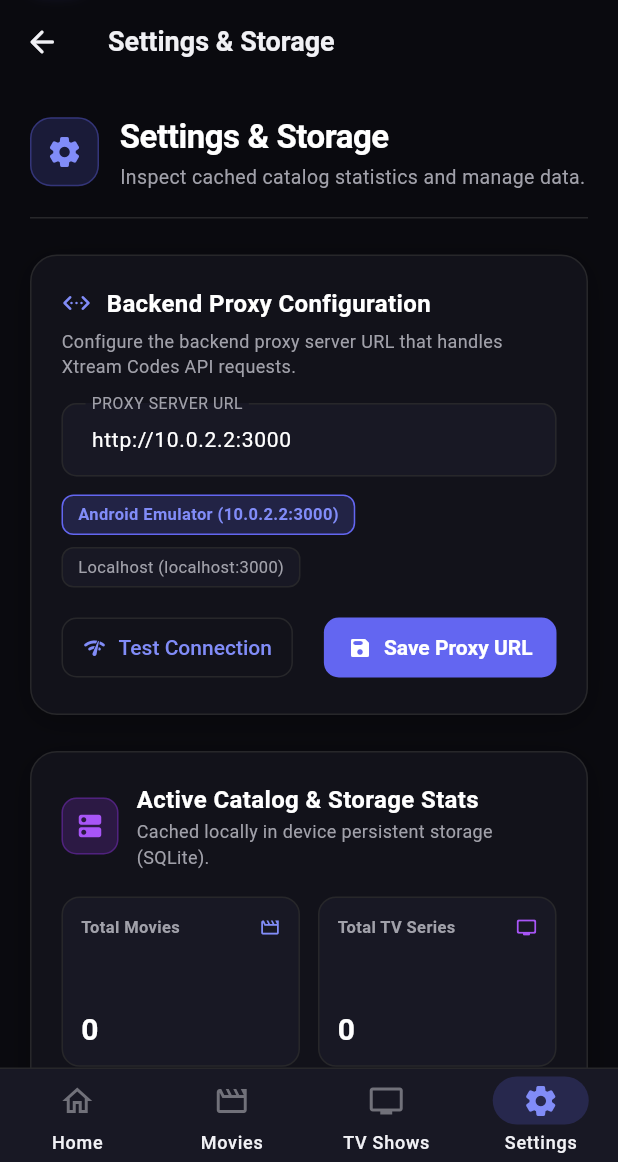
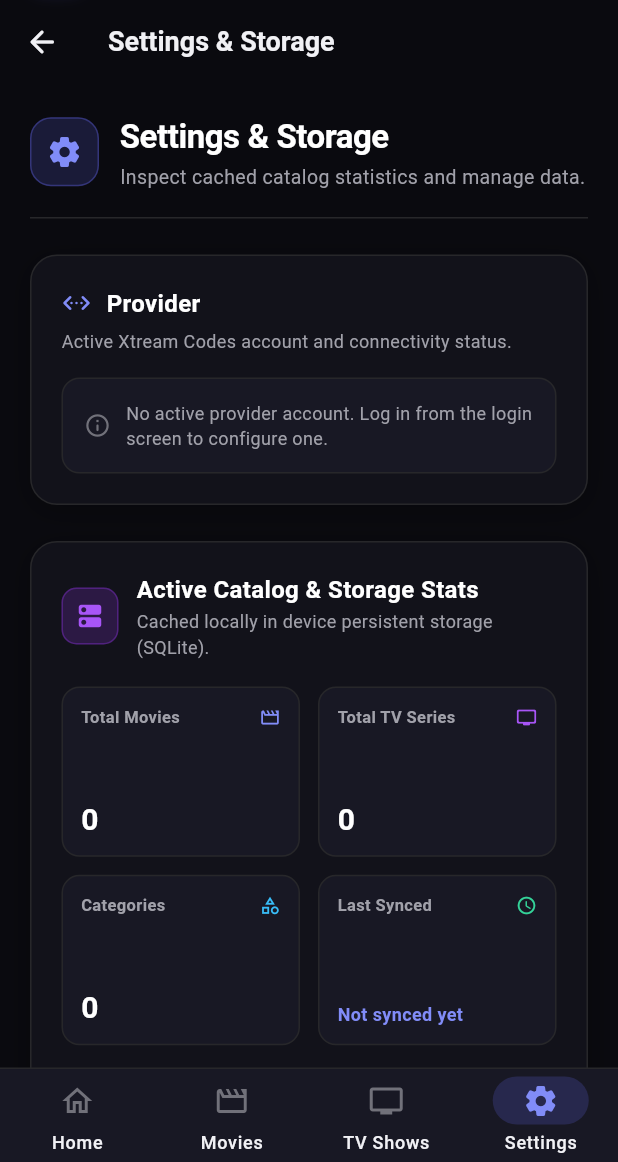
Before and after one commit to rmaynar/vod-downloader-app, a Flutter app: the SettingsScreen screen opened by its route, after a tap on the "tv" icon, after a tap on the "settings" icon, on a phone screen of 412 x 824 dp, the part 74-1236 px from its top. Run offline on Flutter 3.47's test engine with Material 3 defaults, Android fonts, the phone set to English and light mode, and no system bars; our stand-ins replace cached_network_image, dio, flutter_riverpod, go_router, shared_preferences, sqflite; accounts and stored records are empty.

Commit message:
Replace the backend proxy settings card with a provider card
The settings screen still offered a backend proxy URL field with test and
save buttons, pointing at a server that no longer exists.

It now shows the active Xtream account read-only - name, server, username
- with a Test Connection button that authenticates against the provider
and reports account health: status, expiry, max connections, and whether
the account is a trial. Editing credentials stays on the login screen,
since changing them is a re-login.

Credential failures and unreachable-server failures are styled and worded
differently, because they need different things from the user.

Co-Authored-By: Claude Opus 5 <noreply@anthropic.com>
Claude-Session: https://claude.ai/code/session_014HhBx8w3AoH7PBaeR4LLN2

```diff
--- a/lib/features/settings/presentation/settings_screen.dart
+++ b/lib/features/settings/presentation/settings_screen.dart
@@ -3,8 +3,10 @@ import 'package:flutter/material.dart';
 import 'package:flutter_riverpod/flutter_riverpod.dart';
 import 'package:go_router/go_router.dart';
 import 'package:intl/intl.dart';
+import '../../../core/models/account.dart';
 import '../../../core/models/catalog_stats.dart';
-import '../../../core/providers/backend_config_provider.dart';
+import '../../../core/network/xtream_client.dart';
+import '../../../core/providers/xtream_provider.dart';
 import '../../catalog/providers/catalog_provider.dart';
 import '../../../core/theme/app_colors.dart';
 
@@ -17,19 +19,17 @@ class SettingsScreen extends ConsumerStatefulWidget {
 
 class _SettingsScreenState extends ConsumerState<SettingsScreen>
     with SingleTickerProviderStateMixin {
-  late final TextEditingController _proxyUrlController;
   late final AnimationController _spinController;
 
   bool _isTestingConnection = false;
   bool? _connectionSuccess;
   String? _connectionMessage;
+  bool _connectionIsAuthFailure = false;
+  XtreamUserInfo? _connectionUserInfo;
 
   @override
   void initState() {
     super.initState();
-    final currentProxy = ref.read(backendProxyUrlProvider);
-    _proxyUrlController = TextEditingController(text: currentProxy);
-
     _spinController = AnimationController(
       vsync: this,
       duration: const Duration(seconds: 1),
@@ -38,47 +38,62 @@ class _SettingsScreenState extends ConsumerState<SettingsScreen>
 
   @override
   void dispose() {
-    _proxyUrlController.dispose();
     _spinController.dispose();
     super.dispose();
   }
 
+  /// The Xtream client throws distinct, human-readable messages for rejected
+  /// credentials / inactive accounts (see [XtreamClient.authenticate]) versus
+  /// everything else (timeouts, DNS failures, unreachable host, malformed
+  /// response). Matching on those known messages lets the UI tell the user
+  /// "fix your username/password" apart from "check your network", which
+  /// call for different next steps.
+  bool _isCredentialFailure(XtreamException error) {
+    final message = error.message.toLowerCase();
+    return message.contains('invalid xtream username or password') ||
+        message.contains('account is not active');
+  }
+
   Future<void> _handleTestConnection() async {
+    final client = ref.read(xtreamClientProvider);
+    if (client == null) return;
+
     setState(() {
       _isTestingConnection = true;
       _connectionSuccess = null;
       _connectionMessage = null;
+      _connectionUserInfo = null;
+      _connectionIsAuthFailure = false;
     });
 
-    final targetUrl = _proxyUrlController.text.trim();
-    final api = ref.read(apiClientProvider);
-    final ok = await api.testConnection(customUrl: targetUrl);
-
+    try {
+      final userInfo = await client.authenticate();
       if (mounted) {
         setState(() {
           _isTestingConnection = false;
-        _connectionSuccess = ok;
-        _connectionMessage = ok
-            ? 'Connected successfully to backend proxy'
-            : 'Could not reach backend proxy at $targetUrl';
+          _connectionSuccess = true;
+          _connectionMessage = 'Connected successfully to the Xtream provider';
+          _connectionUserInfo = userInfo;
         });
       }
+    } on XtreamException catch (e) {
+      if (mounted) {
+        setState(() {
+          _isTestingConnection = false;
+          _connectionSuccess = false;
+          _connectionMessage = e.message;
+          _connectionIsAuthFailure = _isCredentialFailure(e);
+        });
       }
-
-  Future<void> _handleSaveProxy() async {
-    final newUrl = _proxyUrlController.text.trim();
-    if (newUrl.isEmpty) return;
-
-    await ref.read(backendProxyUrlProvider.notifier).setProxyUrl(newUrl);
-
+    } catch (e) {
       if (mounted) {
-      ScaffoldMessenger.of(context).showSnackBar(
-        const SnackBar(
-          content: Text('Backend proxy configuration saved'),
-          backgroundColor: AppColors.success,
-          behavior: SnackBarBehavior.floating,
-        ),
-      );
+        setState(() {
+          _isTestingConnection = false;
+          _connectionSuccess = false;
+          _connectionMessage = 'Unexpected error: $e';
+          _connectionIsAuthFailure = false;
+        });
+      }
     }
   }
 
@@ -230,8 +245,8 @@ class _SettingsScreenState extends ConsumerState<SettingsScreen>
                   _buildPageHeader(),
                   const SizedBox(height: 24),
 
-                  // Backend Configuration Card
-                  _buildBackendConfigCard(),
+                  // Provider Card
+                  _buildProviderCard(currentAccount),
                   const SizedBox(height: 24),
 
                   // Active Catalog & Storage Stats Card
@@ -310,7 +325,7 @@ class _SettingsScreenState extends ConsumerState<SettingsScreen>
     );
   }
 
-  Widget _buildBackendConfigCard() {
+  Widget _buildProviderCard(SourceAccount? currentAccount) {
     return Container(
       decoration: BoxDecoration(
         color: AppColors.cardBackground,
@@ -338,7 +353,7 @@ class _SettingsScreenState extends ConsumerState<SettingsScreen>
               ),
               SizedBox(width: 10),
               Text(
-                'Backend Proxy Configuration',
+                'Provider',
                 style: TextStyle(
                   color: Colors.white,
                   fontSize: 16,
@@ -349,7 +364,7 @@ class _SettingsScreenState extends ConsumerState<SettingsScreen>
           ),
           const SizedBox(height: 6),
           const Text(
-            'Configure the backend proxy server URL that handles Xtream Codes API requests.',
+            'Active Xtream Codes account and connectivity status.',
             style: TextStyle(
               color: AppColors.textSecondary,
               fontSize: 12,
@@ -357,82 +372,77 @@ class _SettingsScreenState extends ConsumerState<SettingsScreen>
           ),
           const SizedBox(height: 16),
 
-          // URL TextField
-          TextFormField(
-            controller: _proxyUrlController,
-            style: const TextStyle(color: Colors.white, fontSize: 14),
-            decoration: const InputDecoration(
-              labelText: 'PROXY SERVER URL',
-              hintText: 'http://10.0.2.2:3000',
-            ),
-          ),
-          const SizedBox(height: 12),
-
-          // Presets
-          Wrap(
-            spacing: 8,
-            runSpacing: 8,
-            children: [
-              _buildPresetChip(
-                label: 'Android Emulator (10.0.2.2:3000)',
-                url: 'http://10.0.2.2:3000',
-              ),
-              _buildPresetChip(
-                label: 'Localhost (localhost:3000)',
-                url: 'http://localhost:3000',
-              ),
+          if (currentAccount == null)
+            _buildNoProviderState()
+          else
+            ..._buildProviderDetails(currentAccount),
         ],
       ),
-          const SizedBox(height: 16),
+    );
+  }
 
-          // Connection status pill if tested
-          if (_connectionMessage != null) ...[
-            Container(
-              padding: const EdgeInsets.symmetric(horizontal: 12, vertical: 10),
+  Widget _buildNoProviderState() {
+    return Container(
+      padding: const EdgeInsets.all(14),
       decoration: BoxDecoration(
-                color: (_connectionSuccess == true)
-                    ? AppColors.success.withValues(alpha: 0.12)
-                    : AppColors.error.withValues(alpha: 0.12),
-                borderRadius: BorderRadius.circular(10),
-                border: Border.all(
-                  color: (_connectionSuccess == true)
-                      ? AppColors.success.withValues(alpha: 0.35)
-                      : AppColors.error.withValues(alpha: 0.35),
+        color: AppColors.surface,
+        borderRadius: BorderRadius.circular(12),
+        border: Border.all(color: AppColors.border),
       ),
-              ),
-              child: Row(
+      child: const Row(
         children: [
           Icon(
-                    (_connectionSuccess == true)
-                        ? Icons.check_circle_outline_rounded
-                        : Icons.error_outline_rounded,
+            Icons.info_outline_rounded,
             size: 18,
-                    color: (_connectionSuccess == true)
-                        ? AppColors.successLight
-                        : AppColors.errorLight,
+            color: AppColors.textMuted,
           ),
-                  const SizedBox(width: 8),
+          SizedBox(width: 10),
           Expanded(
             child: Text(
-                      _connectionMessage!,
+              'No active provider account. Log in from the login screen to configure one.',
               style: TextStyle(
-                        color: (_connectionSuccess == true)
-                            ? AppColors.successLight
-                            : AppColors.errorLight,
+                color: AppColors.textSecondary,
                 fontSize: 12,
               ),
             ),
           ),
         ],
       ),
+    );
+  }
+
+  List<Widget> _buildProviderDetails(SourceAccount currentAccount) {
+    return [
+      _buildProviderInfoRow(
+        icon: Icons.badge_outlined,
+        label: 'Account',
+        value: currentAccount.displayName,
       ),
+      const SizedBox(height: 10),
+      _buildProviderInfoRow(
+        icon: Icons.link_rounded,
+        label: 'Server URL',
+        value: currentAccount.url.isNotEmpty ? currentAccount.url : 'Unknown',
+      ),
+      const SizedBox(height: 10),
+      _buildProviderInfoRow(
+        icon: Icons.person_outline_rounded,
+        label: 'Username',
+        value: currentAccount.username,
+      ),
+      const SizedBox(height: 16),
+
+      // Connection status panel if tested
+      if (_connectionMessage != null) ...[
+        _buildConnectionStatusPanel(),
         const SizedBox(height: 14),
       ],
 
-          // Buttons row
-          Row(
-            children: [
-              OutlinedButton.icon(
+      // Test Connection button — this card is read-only otherwise; editing
+      // the account is a re-login handled by the login screen.
+      Align(
+        alignment: Alignment.centerRight,
+        child: OutlinedButton.icon(
           onPressed: _isTestingConnection ? null : _handleTestConnection,
           icon: _isTestingConnection
               ? const SizedBox(
@@ -448,50 +458,159 @@ class _SettingsScreenState extends ConsumerState<SettingsScreen>
             padding: const EdgeInsets.symmetric(horizontal: 14, vertical: 12),
           ),
         ),
-              const Spacer(),
-              ElevatedButton.icon(
-                onPressed: _handleSaveProxy,
-                icon: const Icon(Icons.save_rounded, size: 16),
-                label: const Text('Save Proxy URL'),
-                style: ElevatedButton.styleFrom(
-                  padding: const EdgeInsets.symmetric(horizontal: 16, vertical: 12),
+      ),
+    ];
+  }
+
+  Widget _buildProviderInfoRow({
+    required IconData icon,
+    required String label,
+    required String value,
+  }) {
+    return Row(
+      crossAxisAlignment: CrossAxisAlignment.start,
+      children: [
+        Icon(icon, size: 16, color: AppColors.textMuted),
+        const SizedBox(width: 8),
+        SizedBox(
+          width: 90,
+          child: Text(
+            label,
+            style: const TextStyle(
+              color: AppColors.textSecondary,
+              fontSize: 12,
+            ),
+          ),
+        ),
+        Expanded(
+          child: Text(
+            value,
+            style: const TextStyle(
+              color: Colors.white,
+              fontSize: 12,
+              fontWeight: FontWeight.w600,
+            ),
           ),
         ),
       ],
+    );
+  }
+
+  Widget _buildConnectionStatusPanel() {
+    final isSuccess = _connectionSuccess == true;
+    final color = isSuccess
+        ? AppColors.success
+        : (_connectionIsAuthFailure ? AppColors.warning : AppColors.error);
+    final lightColor = isSuccess
+        ? AppColors.successLight
+        : (_connectionIsAuthFailure ? AppColors.warning : AppColors.errorLight);
+    final icon = isSuccess
+        ? Icons.check_circle_outline_rounded
+        : (_connectionIsAuthFailure
+            ? Icons.lock_outline_rounded
+            : Icons.wifi_off_rounded);
+
+    return Container(
+      padding: const EdgeInsets.symmetric(horizontal: 12, vertical: 10),
+      decoration: BoxDecoration(
+        color: color.withValues(alpha: 0.12),
+        borderRadius: BorderRadius.circular(10),
+        border: Border.all(color: color.withValues(alpha: 0.35)),
+      ),
+      child: Column(
+        crossAxisAlignment: CrossAxisAlignment.start,
+        children: [
+          Row(
+            children: [
+              Icon(icon, size: 18, color: lightColor),
+              const SizedBox(width: 8),
+              Expanded(
+                child: Text(
+                  _connectionMessage!,
+                  style: TextStyle(color: lightColor, fontSize: 12),
+                ),
+              ),
+            ],
+          ),
+          if (!isSuccess) ...[
+            const SizedBox(height: 6),
+            Padding(
+              padding: const EdgeInsets.only(left: 26),
+              child: Text(
+                _connectionIsAuthFailure
+                    ? 'Check the username and password for this account, or log in again with the correct credentials.'
+                    : 'Could not reach the server. Check your network connection and that the server URL is correct.',
+                style: const TextStyle(
+                  color: AppColors.textSecondary,
+                  fontSize: 11,
+                ),
+              ),
+            ),
+          ],
+          if (isSuccess && _connectionUserInfo != null) ...[
+            const SizedBox(height: 10),
+            _buildAccountHealth(_connectionUserInfo!),
+          ],
+        ],
+      ),
+    );
+  }
+
+  Widget _buildAccountHealth(XtreamUserInfo info) {
+    final expiry = info.expiresAt != null
+        ? DateFormat('yyyy-MM-dd').format(info.expiresAt!)
+        : 'No expiry';
+
+    return Padding(
+      padding: const EdgeInsets.only(left: 26),
+      child: Wrap(
+        spacing: 14,
+        runSpacing: 6,
+        crossAxisAlignment: WrapCrossAlignment.center,
+        children: [
+          _buildHealthChip('Status', info.status),
+          _buildHealthChip('Expires', expiry),
+          if (info.maxConnections != null)
+            _buildHealthChip('Max connections', '${info.maxConnections}'),
+          if (info.isTrial)
+            Container(
+              padding: const EdgeInsets.symmetric(horizontal: 8, vertical: 3),
+              decoration: BoxDecoration(
+                color: AppColors.warning.withValues(alpha: 0.16),
+                borderRadius: BorderRadius.circular(6),
+                border: Border.all(
+                  color: AppColors.warning.withValues(alpha: 0.4),
+                ),
+              ),
+              child: const Text(
+                'TRIAL',
+                style: TextStyle(
+                  color: AppColors.warning,
+                  fontSize: 10,
+                  fontWeight: FontWeight.bold,
+                  letterSpacing: 0.4,
+                ),
+              ),
             ),
         ],
       ),
     );
   }
 
-  Widget _buildPresetChip({required String label, required String url}) {
-    final isSelected = _proxyUrlController.text.trim() == url;
-    return InkWell(
-      onTap: () {
-        setState(() {
-          _proxyUrlController.text = url;
-          _connectionSuccess = null;
-          _connectionMessage = null;
-        });
-      },
-      borderRadius: BorderRadius.circular(8),
-      child: Container(
-        padding: const EdgeInsets.symmetric(horizontal: 10, vertical: 5),
-        decoration: BoxDecoration(
-          color: isSelected ? AppColors.indigo.withValues(alpha: 0.2) : AppColors.surface,
-          borderRadius: BorderRadius.circular(8),
-          border: Border.all(
-            color: isSelected ? AppColors.indigo : AppColors.border,
+  Widget _buildHealthChip(String label, String value) {
+    return RichText(
+      text: TextSpan(
+        style: const TextStyle(color: AppColors.textSecondary, fontSize: 11),
+        children: [
+          TextSpan(text: '$label: '),
+          TextSpan(
+            text: value,
+            style: const TextStyle(
+              color: AppColors.successLight,
+              fontWeight: FontWeight.w600,
             ),
           ),
-        child: Text(
-          label,
-          style: TextStyle(
-            color: isSelected ? AppColors.indigoLight : AppColors.textSecondary,
-            fontSize: 11,
-            fontWeight: isSelected ? FontWeight.w600 : FontWeight.normal,
-          ),
-        ),
+        ],
       ),
     );
   }
```
Lines whose indentation alone changed are shown as unchanged.
